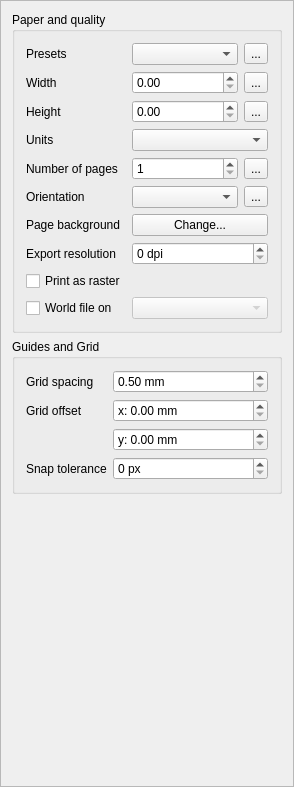
Before: the Qt Designer form src/ui/qgscompositionwidgetbase.ui in carsmie/QGIS, drawn with Qt 5.
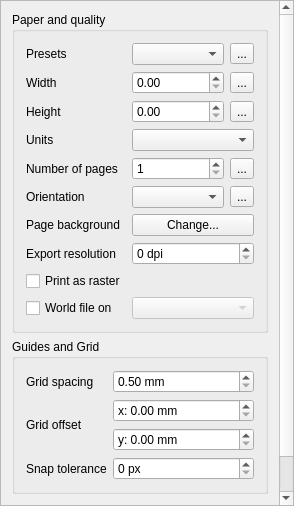
After: the same form once the commit is applied. Custom widgets are drawn as their Qt base class.

Commit message: [composer] Item widget layout tweaks for windows

What changed in the file:
```diff
--- a/src/ui/qgscompositionwidgetbase.ui
+++ b/src/ui/qgscompositionwidgetbase.ui
@@ -7,7 +7,7 @@
     <x>0</x>
     <y>0</y>
     <width>294</width>
-    <height>787</height>
+    <height>506</height>
    </rect>
   </property>
   <property name="sizePolicy">
@@ -49,7 +49,7 @@
         <x>0</x>
         <y>0</y>
         <width>292</width>
-        <height>785</height>
+        <height>504</height>
        </rect>
       </property>
       <layout class="QVBoxLayout" name="verticalLayout_2">
@@ -64,7 +64,7 @@
          <property name="collapsed" stdset="0">
           <bool>false</bool>
          </property>
-         <layout class="QFormLayout" name="formLayout">
+         <layout class="QGridLayout" name="gridLayout" columnstretch="0,1">
           <item row="0" column="0">
            <widget class="QLabel" name="textLabel3">
             <property name="text">
@@ -360,13 +360,7 @@
          <property name="collapsed" stdset="0">
           <bool>true</bool>
          </property>
-         <layout class="QFormLayout" name="formLayout_4">
-          <property name="fieldGrowthPolicy">
-           <enum>QFormLayout::AllNonFixedFieldsGrow</enum>
-          </property>
-          <property name="labelAlignment">
-           <set>Qt::AlignLeading|Qt::AlignLeft|Qt::AlignVCenter</set>
-          </property>
+         <layout class="QGridLayout" name="gridLayout_2" columnstretch="0,1">
           <item row="0" column="0">
            <widget class="QLabel" name="label_8">
             <property name="text">
```
Left out of the diff: 11 changed lines with no effect on the pictures. The commit also changes 9 other files.
